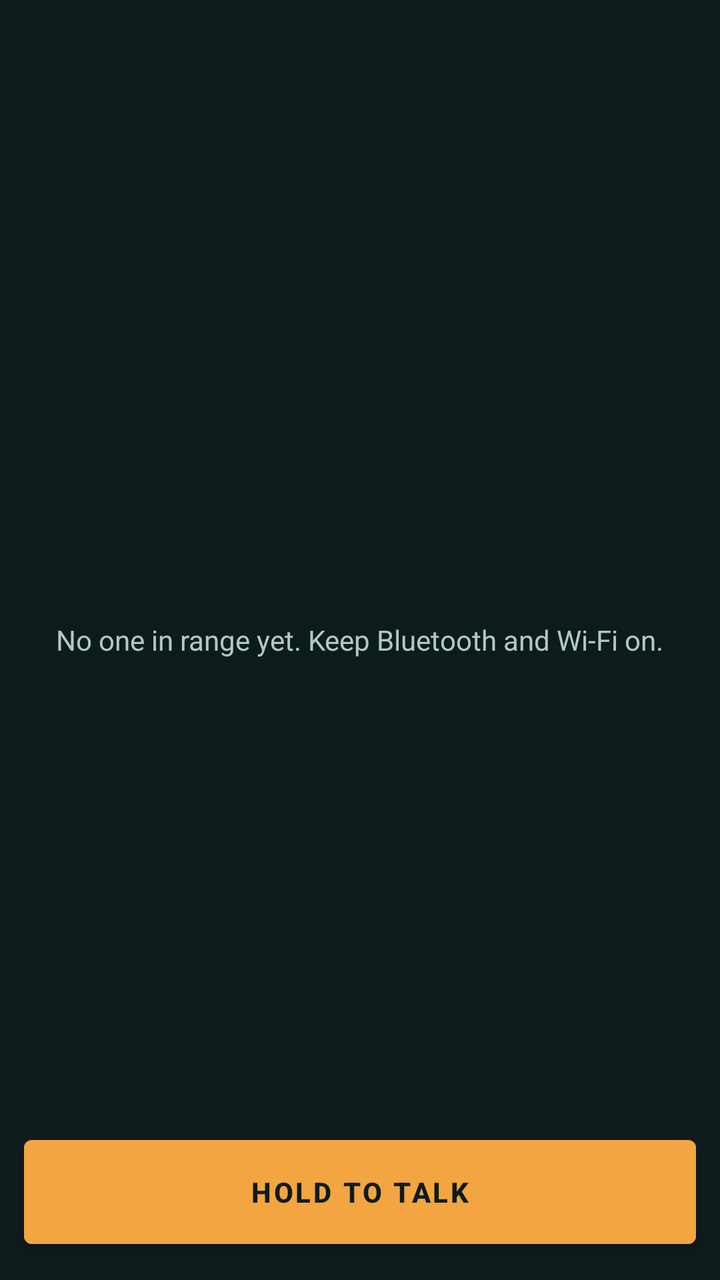
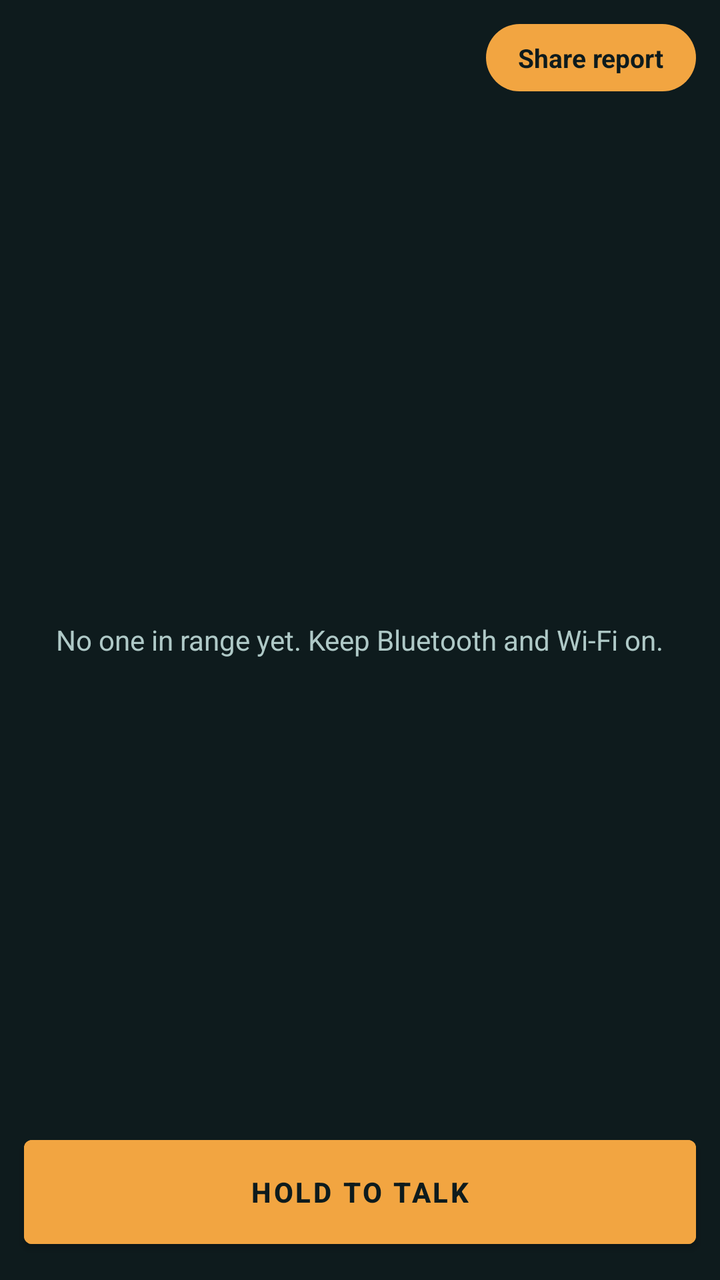

The first picture is an Android layout as it rendered before a commit; the second is the same layout after the commit. The layout source and the unified diff follow.
<!-- AndroidManifest.xml: application theme Theme.FindMe -->
<!-- res/layout/fragment_peers.xml -->
<?xml version="1.0" encoding="utf-8"?>
<FrameLayout xmlns:android="http://schemas.android.com/apk/res/android"
    android:layout_width="match_parent"
    android:layout_height="match_parent">

    <androidx.recyclerview.widget.RecyclerView
        android:id="@+id/peersList"
        android:layout_width="match_parent"
        android:layout_height="match_parent"
        android:clipToPadding="false"
        android:padding="8dp" />

    <TextView
        android:id="@+id/emptyText"
        android:layout_width="wrap_content"
        android:layout_height="wrap_content"
        android:layout_gravity="center"
        android:padding="24dp"
        android:gravity="center"
        android:text="@string/no_peers"
        android:textColor="@color/sand_300" />

    <Button
        android:id="@+id/pttButton"
        android:layout_width="match_parent"
        android:layout_height="64dp"
        android:layout_gravity="bottom"
        android:layout_margin="12dp"
        android:backgroundTint="@color/amber_500"
        android:textColor="@color/sand_900"
        android:textStyle="bold"
        android:text="@string/voice_hold_to_talk" />

</FrameLayout>
<!-- resources referenced by this layout -->
<resources>
  <color name="amber_500">#F2A541</color>
  <color name="sand_300">#AFC9C7</color>
  <color name="sand_900">#0E1B1D</color>
  <string name="no_peers">No one in range yet. Keep Bluetooth and Wi-Fi on.</string>
  <string name="voice_hold_to_talk">Hold to talk</string>
  <style name="Theme.FindMe" parent="Theme.MaterialComponents.DayNight.NoActionBar">
          <item name="colorPrimary">@color/amber_500</item>
          <item name="colorPrimaryDark">@color/sand_900</item>
          <item name="colorAccent">@color/teal_400</item>
          <item name="android:statusBarColor" tools:targetApi="21">@color/sand_900</item>
          <item name="android:windowBackground">@color/sand_900</item>
      </style>
  <color name="teal_400">#39C5BB</color>
</resources>

<!-- the commit's change to res/layout/fragment_peers.xml (unified diff, before → after) -->
@@ -9,6 +9,22 @@
         android:layout_height="match_parent"
         android:clipToPadding="false"
         android:padding="8dp" />
+
+    <TextView
+        android:id="@+id/exportReportButton"
+        android:layout_width="wrap_content"
+        android:layout_height="wrap_content"
+        android:layout_gravity="top|end"
+        android:layout_margin="12dp"
+        android:background="@drawable/bg_button_pill"
+        android:paddingStart="16dp"
+        android:paddingEnd="16dp"
+        android:paddingTop="8dp"
+        android:paddingBottom="8dp"
+        android:textColor="@color/sand_900"
+        android:textStyle="bold"
+        android:textSize="13sp"
+        android:text="@string/export_report" />
 
     <TextView
         android:id="@+id/emptyText"
<!-- resource entries referenced after the edit -->
@@ -3,6 +3,18 @@
   <color name="amber_500">#F2A541</color>
   <color name="sand_300">#AFC9C7</color>
   <color name="sand_900">#0E1B1D</color>
+  <!-- drawable bg_button_pill (drawable) -->
+  <?xml version="1.0" encoding="utf-8"?>
+  <ripple xmlns:android="http://schemas.android.com/apk/res/android"
+      android:color="@color/ripple_dark">
+      <item>
+          <shape android:shape="rectangle">
+              <solid android:color="@color/amber_500" />
+              <corners android:radius="24dp" />
+          </shape>
+      </item>
+  </ripple>
+  <string name="export_report">Share report</string>
   <string name="no_peers">No one in range yet. Keep Bluetooth and Wi-Fi on.</string>
   <string name="voice_hold_to_talk">Hold to talk</string>
   <style name="Theme.FindMe" parent="Theme.MaterialComponents.DayNight.NoActionBar">
@@ -12,6 +24,7 @@
           <item name="android:statusBarColor" tools:targetApi="21">@color/sand_900</item>
           <item name="android:windowBackground">@color/sand_900</item>
       </style>
+  <color name="ripple_dark">#22000000</color>
   <color name="teal_400">#39C5BB</color>
 </resources>
 
